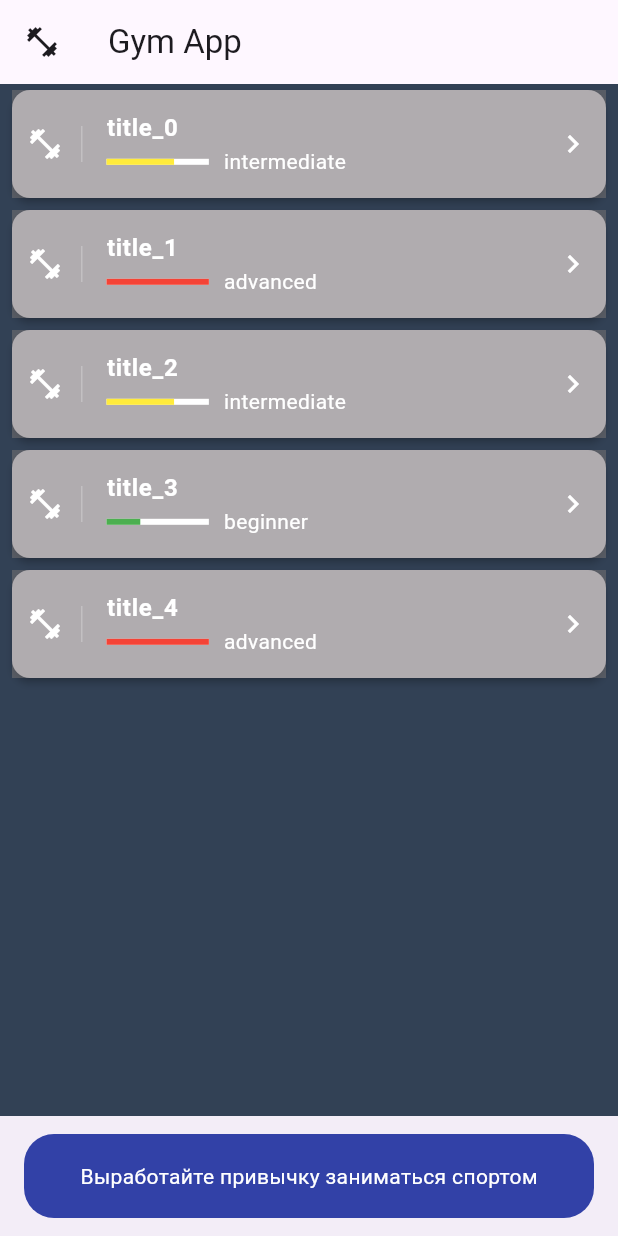
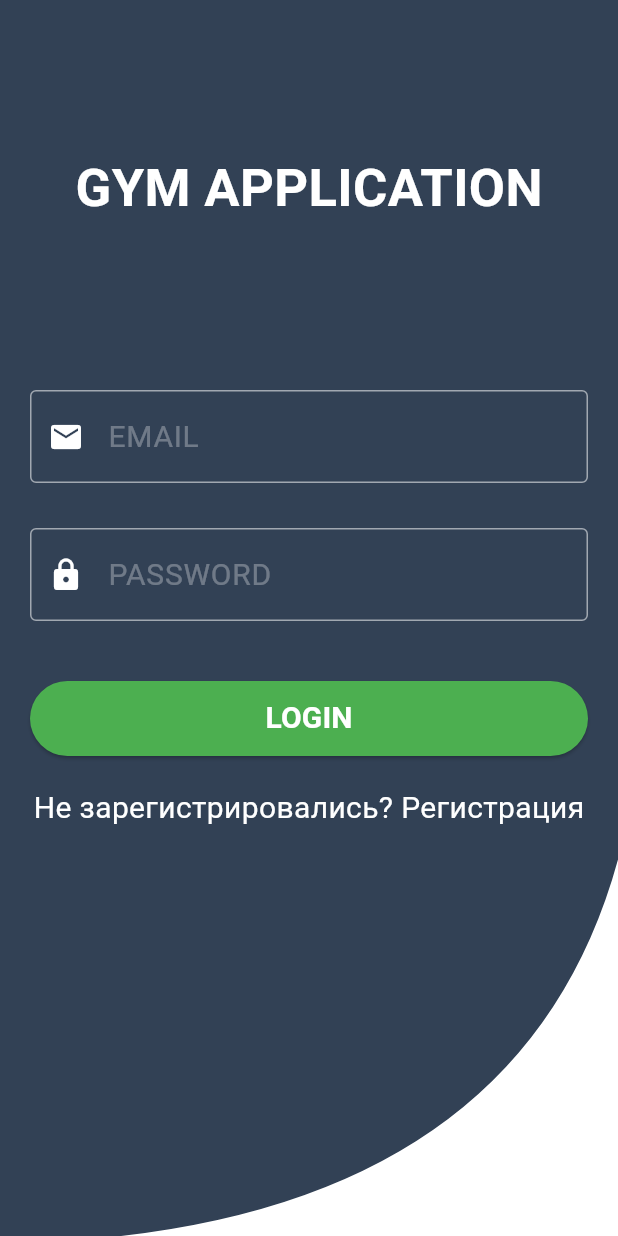
Before and after one commit to Koderkup/gym, a Flutter app: the screen it shows after launch, on a phone screen of 412 x 824 dp. Run offline on Flutter 3.47's test engine with Material 3 defaults, Android fonts, the phone set to English and light mode, and no system bars.

Commit message:
loginPage

```diff
--- a/lib/main.dart
+++ b/lib/main.dart
@@ -1,4 +1,6 @@
 import 'package:flutter/material.dart';
+import 'package:gym/screens/auth.dart';
+import 'package:gym/screens/home.dart';
 import 'domain/workout.dart';
 
 void main() => runApp(GymApp());
@@ -11,160 +13,7 @@ class GymApp extends StatelessWidget {
       theme: ThemeData(
           primaryColor: Color.fromRGBO(50, 65, 85, 1),
           textTheme: TextTheme(subtitle1: TextStyle(color: Colors.white))),
-      home: HomePage(),
+      home: AuthorizationPage(),
     );
   }
 }
-
-class HomePage extends StatelessWidget {
-  const HomePage({super.key});
-
-  @override
-  Widget build(BuildContext context) {
-    return Container(
-      child: Scaffold(
-        backgroundColor: Theme.of(context).primaryColor,
-        appBar: AppBar(
-          title: Text('Gym App'),
-          leading: Icon(
-            Icons.fitness_center,
-          ),
-        ),
-        body: WorkoutsList(),
-        bottomNavigationBar: BottomAppBar(
-          child: Container(
-            height: 30,
-            decoration: BoxDecoration(
-              color: Color.fromRGBO(50, 65, 167, 1),
-              borderRadius: BorderRadius.only(
-                  bottomLeft: Radius.circular(20),
-                  topRight: Radius.circular(20),
-                  bottomRight: Radius.circular(20),
-                  topLeft: Radius.circular(20)),
-            ),
-            child: Center(
-              child: Text(
-                'Выработайте привычку заниматься спортом',
-                style: TextStyle(color: Colors.white),
-              ),
-            ),
-          ),
-        ),
-      ),
-    );
-  }
-}
-
-class WorkoutsList extends StatelessWidget {
-  WorkoutsList({super.key});
-
-  final workouts = <Workout>[
-    Workout(
-        title: 'title_0',
-        author: 'author_0',
-        description: 'description_0',
-        level: 'intermediate'),
-    Workout(
-        title: 'title_1',
-        author: 'author_1',
-        description: 'description1',
-        level: 'advanced'),
-    Workout(
-        title: 'title_2',
-        author: 'author_2',
-        description: 'description_2',
-        level: 'intermediate'),
-    Workout(
-        title: 'title_3',
-        author: 'author_3',
-        description: 'description_3',
-        level: 'beginner'),
-    Workout(
-        title: 'title_4',
-        author: 'author_4',
-        description: 'description_4',
-        level: 'advanced')
-  ];
-  @override
-  Widget build(BuildContext context) {
-    return Container(
-      child: Container(
-        child: ListView.builder(
-          itemCount: workouts.length,
-          itemBuilder: (context, index) {
-            return Card(
-              elevation: 2.0,
-              margin: EdgeInsets.symmetric(horizontal: 8, vertical: 4),
-              child: Container(
-                decoration:
-                    BoxDecoration(color: Color.fromARGB(140, 118, 114, 114)),
-                child: ListTile(
-                  contentPadding: EdgeInsets.symmetric(horizontal: 10),
-                  leading: Container(
-                    padding: EdgeInsets.only(right: 12.0),
-                    child: Icon(Icons.fitness_center, color: Colors.white),
-                    decoration: BoxDecoration(
-                        border: Border(
-                            right:
-                                BorderSide(width: 1.0, color: Colors.white24))),
-                  ),
-                  title: Text(
-                    workouts[index].title,
-                    style: TextStyle(
-                        color: Theme.of(context).textTheme.subtitle1?.color ??
-                            Colors.black,
-                        fontWeight: FontWeight.bold),
-                  ),
-                  trailing:
-                      Icon(Icons.keyboard_arrow_right, color: Colors.white),
-                  subtitle: subtitle(context, workouts[index]),
-                ),
-              ),
-            );
-          },
-        ),
-      ),
-    );
-  }
-}
-
-Widget subtitle(BuildContext context, Workout workout) {
-  var color = Colors.grey;
-  double indicatorLevel = 0;
-  switch (workout.level) {
-    case 'beginner':
-      color = Colors.green;
-      indicatorLevel = 0.33;
-      break;
-    case 'intermediate':
-      color = Colors.yellow;
-      indicatorLevel = 0.66;
-      break;
-    case 'advanced':
-      color = Colors.red;
-      indicatorLevel = 1;
-      break;
-    default:
-      break;
-  }
-  return Row(
-    children: <Widget>[
-      Expanded(
-          flex: 1,
-          child: LinearProgressIndicator(
-            backgroundColor:
-                Theme.of(context).textTheme.subtitle1?.color ?? Colors.white,
-            value: indicatorLevel,
-            valueColor: AlwaysStoppedAnimation(color),
-          )),
-      SizedBox(width: 10),
-      Expanded(
-        flex: 3,
-        child: Text(workout.level,
-            style: TextStyle(
-                color: Theme.of(context).textTheme.subtitle1?.color ??
-                    Colors.white)),
-      )
-    ],
-  );
-}
--- /dev/null
+++ b/lib/screens/auth.dart
@@ -0,0 +1,193 @@
+import 'package:flutter/material.dart';
+
+class AuthorizationPage extends StatefulWidget {
+  const AuthorizationPage({Key? key}) : super(key: key);
+
+  @override
+  State<AuthorizationPage> createState() => AuthorizationPageState();
+}
+
+class AuthorizationPageState extends State<AuthorizationPage> {
+  TextEditingController _emailController = TextEditingController();
+  TextEditingController _passwordController = TextEditingController();
+
+  String _email = '';
+  String _password = '';
+  bool showLogin = true;
+  @override
+  Widget build(BuildContext context) {
+    Widget _logo() {
+      return Padding(
+        padding: EdgeInsets.only(top: 100),
+        child: Container(
+          child: Align(
+            child: Text(
+              "GYM APPLICATION",
+              style: TextStyle(
+                  fontSize: 35,
+                  fontWeight: FontWeight.bold,
+                  color: Colors.white),
+            ),
+          ),
+        ),
+      );
+    }
+
+    Widget _input(Icon icon, String hint, TextEditingController controller,
+        bool obsecure) {
+      return Container(
+        padding: EdgeInsets.only(bottom: 20, top: 10),
+        child: TextField(
+          controller: controller,
+          obscureText: obsecure,
+          style: TextStyle(color: Colors.white, fontSize: 20),
+          decoration: InputDecoration(
+              hintStyle: TextStyle(color: Colors.white30, fontSize: 20),
+              hintText: hint,
+              focusedBorder: OutlineInputBorder(
+                  borderSide: BorderSide(color: Colors.white, width: 3)),
+              enabledBorder: OutlineInputBorder(
+                  borderSide: BorderSide(color: Colors.white54, width: 1)),
+              prefixIcon: Padding(
+                padding: EdgeInsets.only(left: 10, right: 10),
+                child: IconTheme(
+                  data: IconThemeData(color: Colors.white),
+                  child: icon,
+                ),
+              )),
+        ),
+      );
+    }
+
+    Widget _button(String text, void func()) {
+      return ElevatedButton(
+        onPressed: () => func(),
+        style: ButtonStyle(
+          overlayColor:
+              MaterialStateProperty.all(Theme.of(context).primaryColor),
+          backgroundColor: MaterialStateProperty.all(Colors.green),
+          foregroundColor:
+              MaterialStateProperty.all(Theme.of(context).primaryColor),
+        ),
+        child: Text(
+          text,
+          style: TextStyle(
+              fontWeight: FontWeight.bold, color: Colors.white, fontSize: 20),
+        ),
+      );
+    }
+
+    Widget _form(String label, void func()) {
+      return Container(
+        child: Column(
+          children: <Widget>[
+            Padding(
+                padding: EdgeInsets.symmetric(horizontal: 20),
+                child: _input(
+                    Icon(Icons.email), 'EMAIL', _emailController, false)),
+            Padding(
+                padding: EdgeInsets.symmetric(horizontal: 20),
+                child: _input(
+                    Icon(Icons.lock), 'PASSWORD', _passwordController, true)),
+            SizedBox(height: 20),
+            Padding(
+              padding: EdgeInsets.only(left: 20, right: 20),
+              child: Container(
+                height: 50,
+                width: MediaQuery.of(context).size.width,
+                child: _button(label, func),
+              ),
+            ),
+          ],
+        ),
+      );
+    }
+
+    void _buttonAction() {
+      _email = _emailController.text;
+      _password = _passwordController.text;
+
+      _emailController.clear();
+      _passwordController.clear();
+    }
+
+    Widget _bottomWave() {
+      return Expanded(
+        child: Align(
+          child: ClipPath(
+            child: Container(
+              color: Colors.white,
+              height: 300,
+            ),
+            clipper: BottomWaveClipper(),
+          ),
+          alignment: Alignment.bottomCenter,
+        ),
+      );
+    }
+
+    return Scaffold(
+        backgroundColor: Theme.of(context).primaryColor,
+        body: Column(
+          children: <Widget>[
+
+            _logo(),
+            SizedBox(height: 100,),
+            (showLogin
+                ? Column(children: <Widget>[
+                    _form("LOGIN", _buttonAction),
+                    Padding(
+                      padding: EdgeInsets.all(20),
+                      child: GestureDetector(
+                          child: Text('Не зарегистрировались? Регистрация',
+                              style:
+                                  TextStyle(fontSize: 20, color: Colors.white)),
+                          onTap: () {
+                            setState(() {
+                              showLogin = !showLogin;
+                            });
+                          }),
+                    )
+                  ])
+                : Column(
+                    children: <Widget>[
+                      _form("REGISTER", _buttonAction),
+                      Padding(
+                        padding: EdgeInsets.all(20),
+                        child: GestureDetector(
+                            child: Text('Уже зарегистрировались?  Login',
+                                style: TextStyle(
+                                    fontSize: 20, color: Colors.white)),
+                            onTap: () {
+                              setState(() {
+                                showLogin = !showLogin;
+                              });
+                            }),
+                      )
+                    ],
+                  )),
+            _bottomWave()
+          ],
+        ));
+  }
+}
+
+class BottomWaveClipper extends CustomClipper<Path> {
+  @override
+  Path getClip(Size size) {
+    var path = Path();
+    path.moveTo(size.width, 0.0);
+    path.lineTo(size.width, size.height);
+    path.lineTo(0.0, size.height);
+    path.lineTo(0.0, size.height + 5);
+
+    var secondControlPoint = Offset(size.width - (size.width / 6), size.height);
+    var secondEndPoint = Offset(size.width, 0.0);
+    path.quadraticBezierTo(secondControlPoint.dx, secondControlPoint.dy,
+        secondEndPoint.dx, secondEndPoint.dy);
+    return path;
+  }
+
+  @override
+  bool shouldReclip(CustomClipper<Path> oldClipper) => false;
+}
--- /dev/null
+++ b/lib/screens/home.dart
@@ -0,0 +1,155 @@
+import 'package:flutter/material.dart';
+import '../domain/workout.dart';
+
+class HomePage extends StatelessWidget {
+  const HomePage({super.key});
+
+  @override
+  Widget build(BuildContext context) {
+    return Container(
+      child: Scaffold(
+        backgroundColor: Theme.of(context).primaryColor,
+        appBar: AppBar(
+          title: Text('Gym App'),
+          leading: Icon(
+            Icons.fitness_center,
+          ),
+        ),
+        body: WorkoutsList(),
+        bottomNavigationBar: BottomAppBar(
+          child: Container(
+            height: 30,
+            decoration: BoxDecoration(
+              color: Color.fromRGBO(50, 65, 167, 1),
+              borderRadius: BorderRadius.only(
+                  bottomLeft: Radius.circular(20),
+                  topRight: Radius.circular(20),
+                  bottomRight: Radius.circular(20),
+                  topLeft: Radius.circular(20)),
+            ),
+            child: Center(
+              child: Text(
+                'Powered by Koderkup® ${DateTime.now().year}',
+                style: TextStyle(color: Colors.white),
+              ),
+            ),
+          ),
+        ),
+      ),
+    );
+  }
+}
+
+class WorkoutsList extends StatelessWidget {
+  WorkoutsList({super.key});
+
+  final workouts = <Workout>[
+    Workout(
+        title: 'title_0',
+        author: 'author_0',
+        description: 'description_0',
+        level: 'intermediate'),
+    Workout(
+        title: 'title_1',
+        author: 'author_1',
+        description: 'description1',
+        level: 'advanced'),
+    Workout(
+        title: 'title_2',
+        author: 'author_2',
+        description: 'description_2',
+        level: 'intermediate'),
+    Workout(
+        title: 'title_3',
+        author: 'author_3',
+        description: 'description_3',
+        level: 'beginner'),
+    Workout(
+        title: 'title_4',
+        author: 'author_4',
+        description: 'description_4',
+        level: 'advanced')
+  ];
+  @override
+  Widget build(BuildContext context) {
+    return Container(
+      child: Container(
+        child: ListView.builder(
+          itemCount: workouts.length,
+          itemBuilder: (context, index) {
+            return Card(
+              elevation: 2.0,
+              margin: EdgeInsets.symmetric(horizontal: 8, vertical: 4),
+              child: Container(
+                decoration:
+                    BoxDecoration(color: Color.fromARGB(140, 118, 114, 114)),
+                child: ListTile(
+                  contentPadding: EdgeInsets.symmetric(horizontal: 10),
+                  leading: Container(
+                    padding: EdgeInsets.only(right: 12.0),
+                    child: Icon(Icons.fitness_center, color: Colors.white),
+                    decoration: BoxDecoration(
+                        border: Border(
+                            right:
+                                BorderSide(width: 1.0, color: Colors.white24))),
+                  ),
+                  title: Text(
+                    workouts[index].title,
+                    style: TextStyle(
+                        color: Theme.of(context).textTheme.subtitle1?.color ??
+                            Colors.black,
+                        fontWeight: FontWeight.bold),
+                  ),
+                  trailing:
+                      Icon(Icons.keyboard_arrow_right, color: Colors.white),
+                  subtitle: subtitle(context, workouts[index]),
+                ),
+              ),
+            );
+          },
+        ),
+      ),
+    );
+  }
+}
+
+Widget subtitle(BuildContext context, Workout workout) {
+  var color = Colors.grey;
+  double indicatorLevel = 0;
+  switch (workout.level) {
+    case 'beginner':
+      color = Colors.green;
+      indicatorLevel = 0.33;
+      break;
+    case 'intermediate':
+      color = Colors.yellow;
+      indicatorLevel = 0.66;
+      break;
+    case 'advanced':
+      color = Colors.red;
+      indicatorLevel = 1;
+      break;
+    default:
+      break;
+  }
+  return Row(
+    children: <Widget>[
+      Expanded(
+          flex: 1,
+          child: LinearProgressIndicator(
+            backgroundColor:
+                Theme.of(context).textTheme.subtitle1?.color ?? Colors.white,
+            value: indicatorLevel,
+            valueColor: AlwaysStoppedAnimation(color),
+          )),
+      SizedBox(width: 10),
+      Expanded(
+        flex: 3,
+        child: Text(workout.level,
+            style: TextStyle(
+                color: Theme.of(context).textTheme.subtitle1?.color ??
+                    Colors.white)),
+      )
+    ],
+  );
+}
```
Also changed, not shown: 1 other file.
